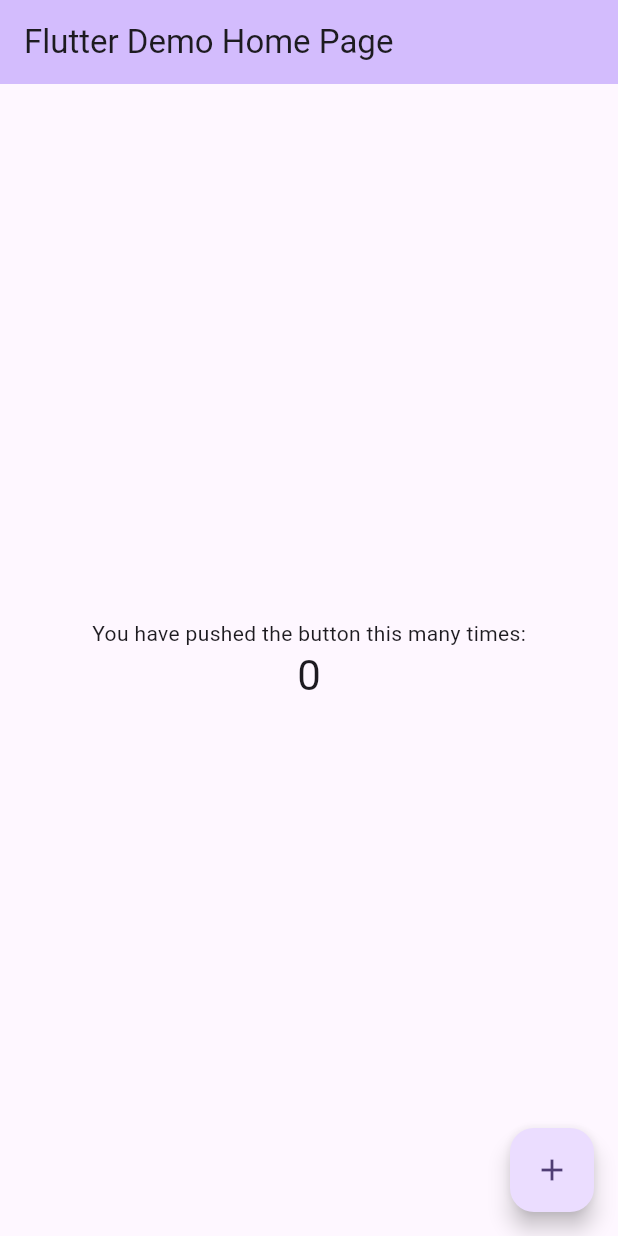
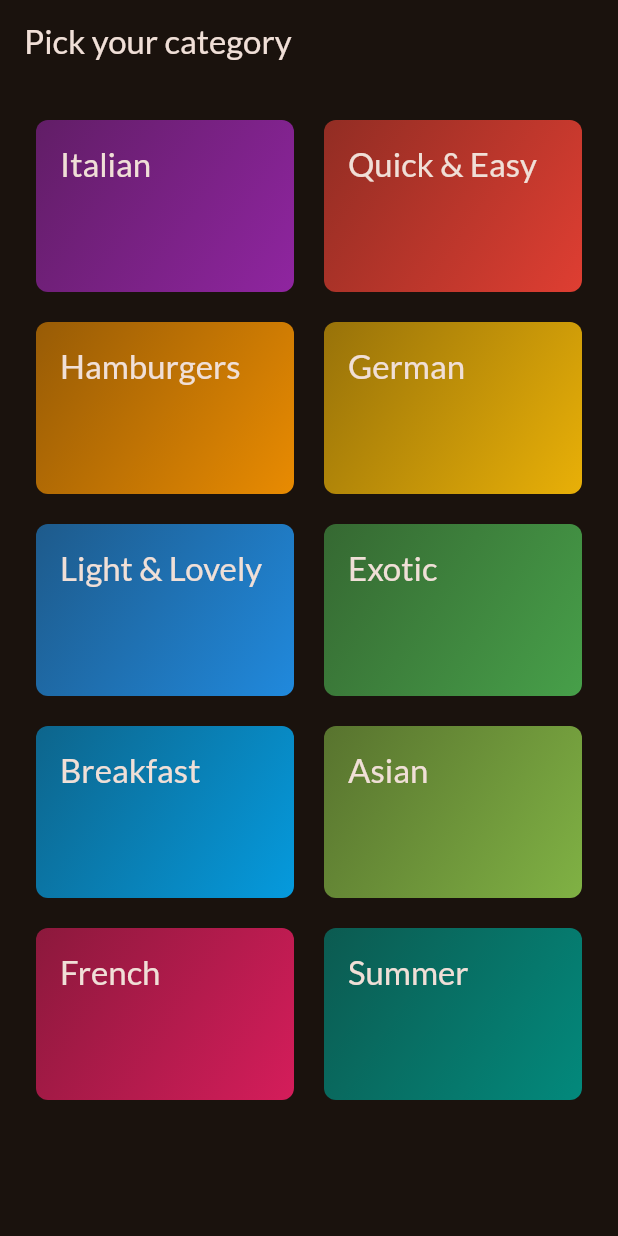
Before and after one commit to themaverick27/meals-app-flutter, a Flutter app: the screen it shows after launch, on a phone screen of 412 x 824 dp. Run offline on Flutter 3.47's test engine with Material 3 defaults, Android fonts, the phone set to English and light mode, and no system bars; our stand-ins replace google_fonts.

Commit message:
app main screen layout

```diff
--- a/lib/main.dart
+++ b/lib/main.dart
@@ -1,122 +1,28 @@
 import 'package:flutter/material.dart';
+import 'package:google_fonts/google_fonts.dart';
+import 'package:meals_app/screens/categories_screen.dart';
+
+final theme = ThemeData(
+  useMaterial3: true,
+  colorScheme: ColorScheme.fromSeed(
+    brightness: Brightness.dark,
+    seedColor: const Color.fromARGB(255, 131, 57, 0),
+  ),
+  textTheme: GoogleFonts.latoTextTheme(),
+);
 
 void main() {
-  runApp(const MyApp());
+  runApp(const App());
 }
 
-class MyApp extends StatelessWidget {
-  const MyApp({super.key});
+class App extends StatelessWidget {
+  const App({super.key});
 
-  // This widget is the root of your application.
   @override
   Widget build(BuildContext context) {
     return MaterialApp(
-      title: 'Flutter Demo',
-      theme: ThemeData(
-        // This is the theme of your application.
-        //
-        // TRY THIS: Try running your application with "flutter run". You'll see
-        // the application has a purple toolbar. Then, without quitting the app,
-        // try changing the seedColor in the colorScheme below to Colors.green
-        // and then invoke "hot reload" (save your changes or press the "hot
-        // reload" button in a Flutter-supported IDE, or press "r" if you used
-        // the command line to start the app).
-        //
-        // Notice that the counter didn't reset back to zero; the application
-        // state is not lost during the reload. To reset the state, use hot
-        // restart instead.
-        //
-        // This works for code too, not just values: Most code changes can be
-        // tested with just a hot reload.
-        colorScheme: .fromSeed(seedColor: Colors.deepPurple),
-      ),
-      home: const MyHomePage(title: 'Flutter Demo Home Page'),
+      theme: theme,
+      home: CategoriesScreen(),
     );
   }
 }
-
-class MyHomePage extends StatefulWidget {
-  const MyHomePage({super.key, required this.title});
-
-  // This widget is the home page of your application. It is stateful, meaning
-  // that it has a State object (defined below) that contains fields that affect
-  // how it looks.
-
-  // This class is the configuration for the state. It holds the values (in this
-  // case the title) provided by the parent (in this case the App widget) and
-  // used by the build method of the State. Fields in a Widget subclass are
-  // always marked "final".
-
-  final String title;
-
-  @override
-  State<MyHomePage> createState() => _MyHomePageState();
-}
-
-class _MyHomePageState extends State<MyHomePage> {
-  int _counter = 0;
-
-  void _incrementCounter() {
-    setState(() {
-      // This call to setState tells the Flutter framework that something has
-      // changed in this State, which causes it to rerun the build method below
-      // so that the display can reflect the updated values. If we changed
-      // _counter without calling setState(), then the build method would not be
-      // called again, and so nothing would appear to happen.
-      _counter++;
-    });
-  }
-
-  @override
-  Widget build(BuildContext context) {
-    // This method is rerun every time setState is called, for instance as done
-    // by the _incrementCounter method above.
-    //
-    // The Flutter framework has been optimized to make rerunning build methods
-    // fast, so that you can just rebuild anything that needs updating rather
-    // than having to individually change instances of widgets.
-    return Scaffold(
-      appBar: AppBar(
-        // TRY THIS: Try changing the color here to a specific color (to
-        // Colors.amber, perhaps?) and trigger a hot reload to see the AppBar
-        // change color while the other colors stay the same.
-        backgroundColor: Theme.of(context).colorScheme.inversePrimary,
-        // Here we take the value from the MyHomePage object that was created by
-        // the App.build method, and use it to set our appbar title.
-        title: Text(widget.title),
-      ),
-      body: Center(
-        // Center is a layout widget. It takes a single child and positions it
-        // in the middle of the parent.
-        child: Column(
-          // Column is also a layout widget. It takes a list of children and
-          // arranges them vertically. By default, it sizes itself to fit its
-          // children horizontally, and tries to be as tall as its parent.
-          //
-          // Column has various properties to control how it sizes itself and
-          // how it positions its children. Here we use mainAxisAlignment to
-          // center the children vertically; the main axis here is the vertical
-          // axis because Columns are vertical (the cross axis would be
-          // horizontal).
-          //
-          // TRY THIS: Invoke "debug painting" (choose the "Toggle Debug Paint"
-          // action in the IDE, or press "p" in the console), to see the
-          // wireframe for each widget.
-          mainAxisAlignment: .center,
-          children: [
-            const Text('You have pushed the button this many times:'),
-            Text(
-              '$_counter',
-              style: Theme.of(context).textTheme.headlineMedium,
-            ),
-          ],
-        ),
-      ),
-      floatingActionButton: FloatingActionButton(
-        onPressed: _incrementCounter,
-        tooltip: 'Increment',
-        child: const Icon(Icons.add),
-      ),
-    );
-  }
-}
--- /dev/null
+++ b/lib/models/category.dart
@@ -0,0 +1,9 @@
+import 'package:flutter/material.dart';
+
+class Category {
+  const Category({required this.id, required this.title, this.color = Colors.orange});
+
+  final String id;
+  final String title;
+  final Color color;
+}
--- /dev/null
+++ b/lib/screens/categories_screen.dart
@@ -0,0 +1,29 @@
+import 'package:flutter/material.dart';
+import 'package:meals_app/data/dummy_data.dart';
+import 'package:meals_app/widgets/category_grid_item.dart';
+
+class CategoriesScreen extends StatelessWidget {
+  const CategoriesScreen({super.key});
+
+  @override
+  Widget build(BuildContext context) {
+    return Scaffold(
+      appBar: AppBar(
+        title: Text("Pick your category"),
+      ),
+      body: GridView(
+        padding: EdgeInsets.all(24),
+        gridDelegate: const SliverGridDelegateWithFixedCrossAxisCount(
+          crossAxisCount: 2,
+          childAspectRatio: 3 / 2,
+          crossAxisSpacing: 20,
+          mainAxisSpacing: 20,
+        ),
+        children: [
+          for (final category in availableCategories)
+            CategoryGridItem(category: category),
+        ],
+      ),
+    );
+  }
+}
--- /dev/null
+++ b/lib/widgets/category_grid_item.dart
@@ -0,0 +1,40 @@
+import 'package:flutter/material.dart';
+import 'package:meals_app/models/category.dart';
+
+class CategoryGridItem extends StatelessWidget {
+  const CategoryGridItem({
+    super.key,
+    required this.category,
+  });
+
+  final Category category;
+
+  @override
+  Widget build(BuildContext context) {
+    return InkWell(
+      onTap: () {},
+      splashColor: Theme.of(context).primaryColor,
+      borderRadius: BorderRadius.circular(8),
+      child: Container(
+        padding: const EdgeInsets.all(16),
+        decoration: BoxDecoration(
+          borderRadius: BorderRadius.circular(8),
+          gradient: LinearGradient(
+            colors: [
+              category.color.withValues(alpha: 0.55),
+              category.color.withValues(alpha: 0.9),
+            ],
+            begin: Alignment.topLeft,
+            end: Alignment.bottomRight,
+          ),
+        ),
+        child: Text(
+          category.title,
+          style: Theme.of(context).textTheme.titleLarge!.copyWith(
+            color: Theme.of(context).colorScheme.onSurface,
+          ),
+        ),
+      ),
+    );
+  }
+}
```
Also changed, not shown: lib/data/dummy_data.dart (added, +408 -0 lines), lib/models/meal.dart (added, +43 -0 lines), lib/screens/meals.dart (added, +21 -0 lines).
